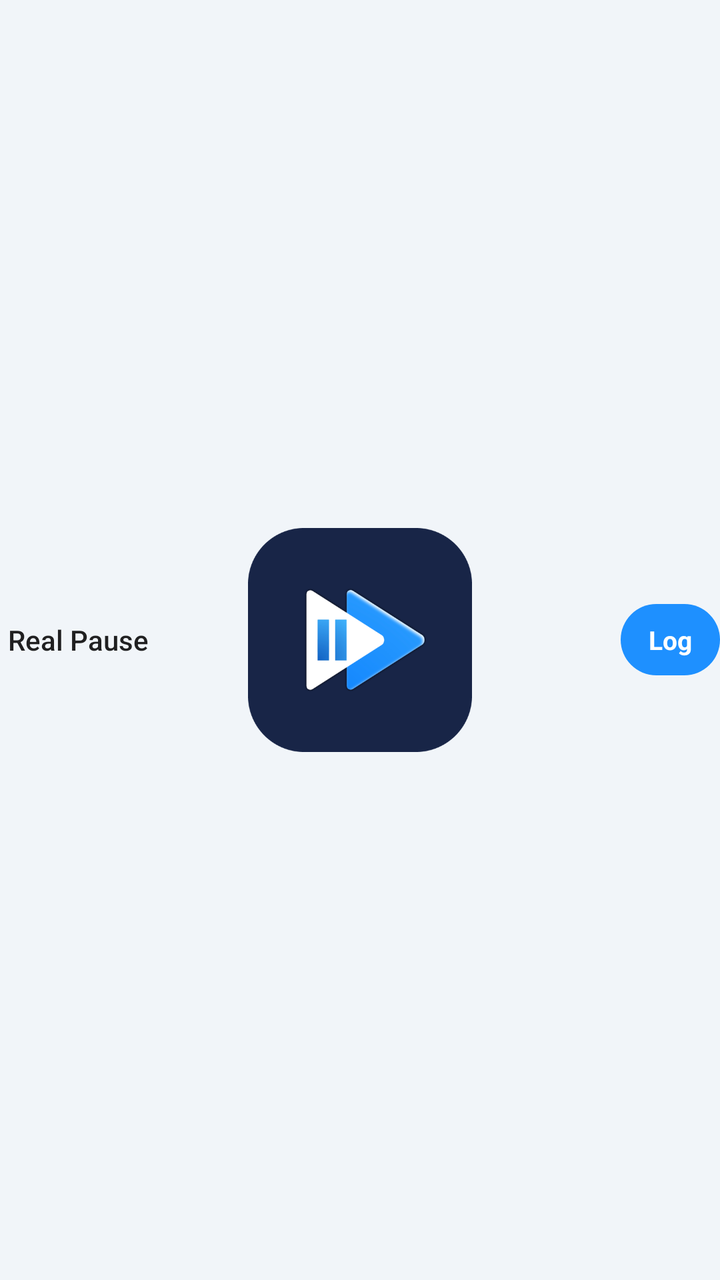
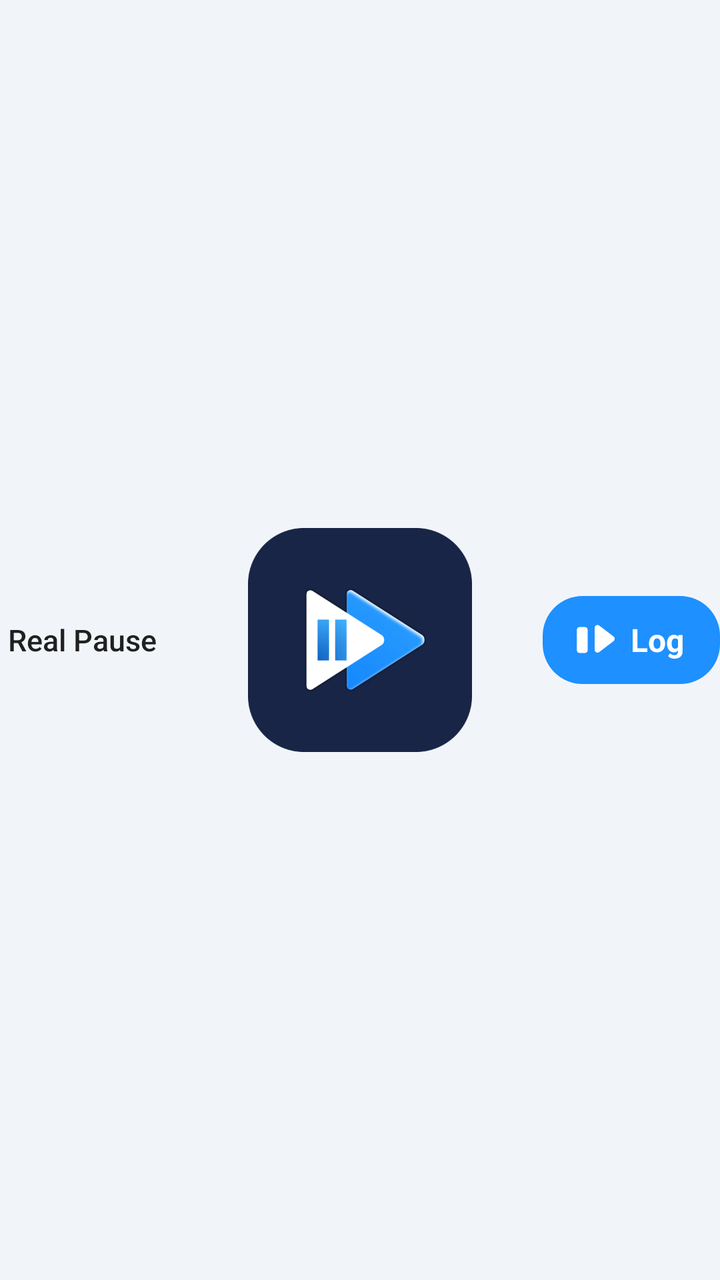

Two renders of the same Android screen: before a commit and after it. Below are the layout's source before the change and the commit's diff.
<!-- AndroidManifest.xml: application theme AppTheme -->
<!-- res/layout/notice_real.xml -->
<?xml version="1.0" encoding="utf-8"?>
<LinearLayout xmlns:android="http://schemas.android.com/apk/res/android"
    android:layout_width="match_parent"
    android:layout_height="wrap_content"
    android:gravity="center_vertical"
    android:orientation="horizontal"
    android:paddingTop="8dp"
    android:paddingBottom="8dp">

    <TextView
        android:id="@+id/notice_real_title"
        android:layout_width="0dp"
        android:layout_height="wrap_content"
        android:layout_weight="1"
        android:layout_marginStart="4dp"
        android:layout_marginEnd="8dp"
        android:maxLines="2"
        android:text="Real Pause"
        android:textAppearance="@android:style/TextAppearance.Material.Notification.Title"
        android:textSize="14sp" />

    <TextView
        android:id="@+id/notice_real_btn"
        android:layout_width="wrap_content"
        android:layout_height="wrap_content"
        android:background="@drawable/widget_btn"
        android:paddingStart="14dp"
        android:paddingTop="9dp"
        android:paddingEnd="14dp"
        android:paddingBottom="9dp"
        android:text="Log"
        android:textColor="#FFFFFF"
        android:textSize="13sp"
        android:textStyle="bold" />
</LinearLayout>
<!-- resources referenced by this layout -->
<resources>
  <!-- drawable widget_btn (drawable) -->
  <?xml version="1.0" encoding="utf-8"?>
  <shape xmlns:android="http://schemas.android.com/apk/res/android" android:shape="rectangle">
      <solid android:color="#1E90FF" />
      <corners android:radius="20dp" />
  </shape>
  <style name="AppTheme" parent="Theme.AppCompat.Light.NoActionBar">
          <item name="colorPrimary">#1E90FF</item>
          <item name="colorPrimaryDark">#1E90FF</item>
          <item name="colorAccent">#1E90FF</item>
          <item name="android:windowBackground">@drawable/launch_bg</item>
          <item name="android:statusBarColor">#F1F5F9</item>
          <item name="android:windowLightStatusBar">true</item>
          
          <item name="android:windowAnimationStyle">@null</item>
      </style>
  <!-- drawable launch_bg (drawable) -->
  <?xml version="1.0" encoding="utf-8"?>
  <layer-list xmlns:android="http://schemas.android.com/apk/res/android">
      <item>
          <shape android:shape="rectangle">
              <solid android:color="#F1F5F9" />
          </shape>
      </item>
      <item
          android:width="112dp"
          android:height="112dp"
          android:gravity="center">
          <bitmap
              android:gravity="fill"
              android:src="@drawable/splash_tile" />
      </item>
  </layer-list>
  <!-- drawable splash_tile: png bitmap (drawable-nodpi, 40122 bytes) -->
</resources>

<!-- the commit's change to res/layout/notice_real.xml (unified diff, before → after) -->
@@ -17,19 +17,34 @@
         android:maxLines="2"
         android:text="Real Pause"
         android:textAppearance="@android:style/TextAppearance.Material.Notification.Title"
-        android:textSize="14sp" />
+        android:textSize="15sp" />
 
-    <TextView
+    <LinearLayout
         android:id="@+id/notice_real_btn"
         android:layout_width="wrap_content"
         android:layout_height="wrap_content"
         android:background="@drawable/widget_btn"
+        android:gravity="center_vertical"
+        android:orientation="horizontal"
         android:paddingStart="14dp"
-        android:paddingTop="9dp"
-        android:paddingEnd="14dp"
-        android:paddingBottom="9dp"
-        android:text="Log"
-        android:textColor="#FFFFFF"
-        android:textSize="13sp"
-        android:textStyle="bold" />
+        android:paddingTop="10dp"
+        android:paddingEnd="18dp"
+        android:paddingBottom="10dp">
+
+        <ImageView
+            android:id="@+id/notice_real_icon"
+            android:layout_width="24dp"
+            android:layout_height="24dp"
+            android:src="@drawable/ic_stat_pauzfirst" />
+
+        <TextView
+            android:id="@+id/notice_real_label"
+            android:layout_width="wrap_content"
+            android:layout_height="wrap_content"
+            android:layout_marginStart="6dp"
+            android:text="Log"
+            android:textColor="#FFFFFF"
+            android:textSize="16sp"
+            android:textStyle="bold" />
+    </LinearLayout>
 </LinearLayout>
<!-- resource entries referenced after the edit -->
@@ -1,5 +1,19 @@
 <!-- resources referenced by this layout -->
 <resources>
+  <!-- drawable ic_stat_pauzfirst (drawable) -->
+  <?xml version="1.0" encoding="utf-8"?>
+  <vector xmlns:android="http://schemas.android.com/apk/res/android"
+      android:width="24dp"
+      android:height="24dp"
+      android:viewportWidth="24"
+      android:viewportHeight="24">
+      <path
+          android:fillColor="#FFFFFF"
+          android:pathData="M4.5,5.5h2.6c0.8,0 1.4,0.6 1.4,1.4v10.2c0,0.8 -0.6,1.4 -1.4,1.4H4.5c-0.8,0 -1.4,-0.6 -1.4,-1.4V6.9C3.1,6.1 3.7,5.5 4.5,5.5z" />
+      <path
+          android:fillColor="#FFFFFF"
+          android:pathData="M12,5.9c0,-1.1 1.2,-1.8 2.2,-1.2l7.2,5.5c0.8,0.6 0.8,1.8 0,2.4l-7.2,5.5c-1,0.6 -2.2,-0.1 -2.2,-1.2V5.9z" />
+  </vector>
   <!-- drawable widget_btn (drawable) -->
   <?xml version="1.0" encoding="utf-8"?>
   <shape xmlns:android="http://schemas.android.com/apk/res/android" android:shape="rectangle">
